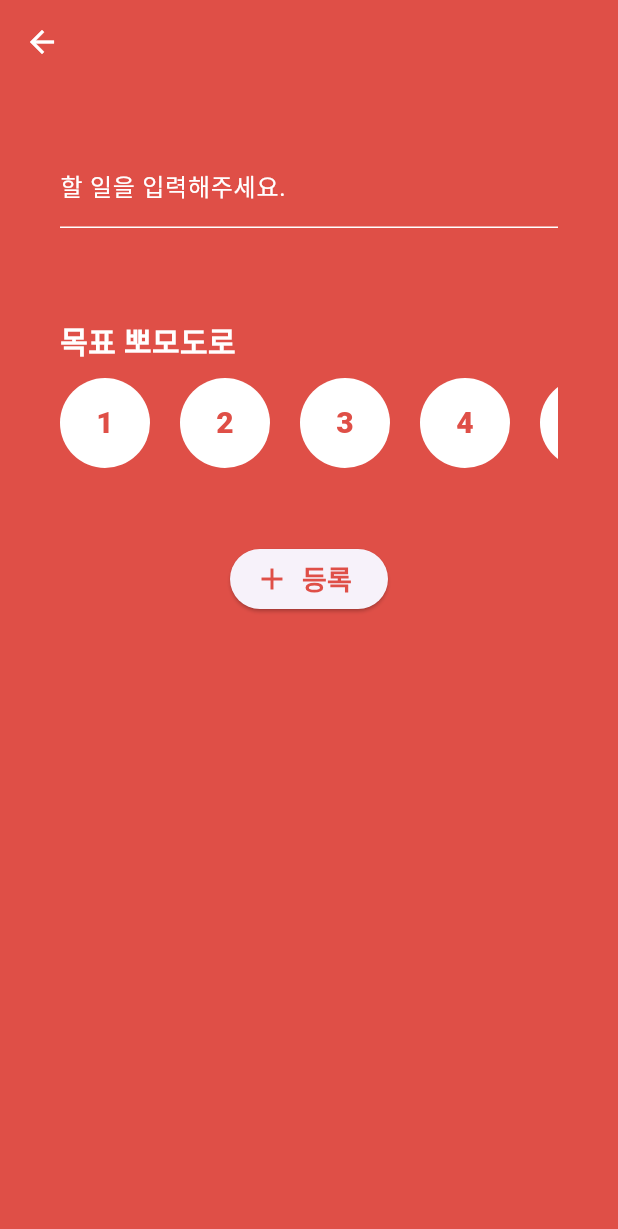
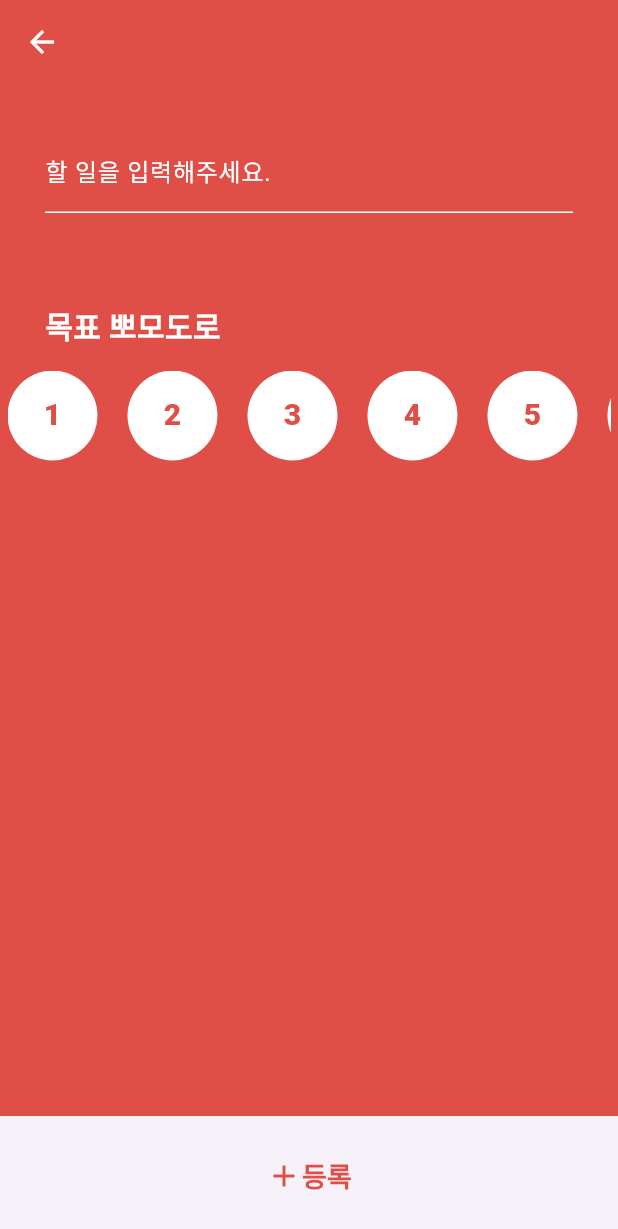
Before and after one commit to Si-Hyeak-KANG/pomolog-app, a Flutter app: the WriteTodoScreen screen opened directly, on a phone screen of 412 x 824 dp. Shown: the top 1229 px of the screen. Run offline on Flutter 3.47's test engine with Material 3 defaults, Android fonts, the light colour scheme and no system bars; project files that could hold a hidden picture were left out.

Commit message:
todo 작성 UI 수정

```diff
--- a/lib/screens/write_todo_screen.dart
+++ b/lib/screens/write_todo_screen.dart
@@ -6,20 +6,23 @@ class WriteTodoScreen extends StatelessWidget {
   @override
   Widget build(BuildContext context) {
     return Scaffold(
+      resizeToAvoidBottomInset: false,
       backgroundColor: const Color(0xffDF4F47),
       appBar: AppBar(
         elevation: 0,
         backgroundColor: const Color(0xffDF4F47),
         foregroundColor: Colors.white,
       ),
-      body: Padding(
-        padding: const EdgeInsets.all(40),
-        child: Column(
+      body: Column(
         crossAxisAlignment: CrossAxisAlignment.start,
         children: [
           //const SizedBox(height: 50),
           // 할 일 INPUT
-            TextFormField(
+          Padding(
+            padding: const EdgeInsets.all(30.0),
+            child: TextFormField(
+              onTapOutside: (event) =>
+                  FocusManager.instance.primaryFocus?.unfocus(),
               decoration: const InputDecoration(
                 enabledBorder: UnderlineInputBorder(
                   borderSide: BorderSide(
@@ -36,11 +39,14 @@ class WriteTodoScreen extends StatelessWidget {
                 labelText: '할 일을 입력해주세요.',
               ),
             ),
+          ),
 
-            const SizedBox(height: 60),
+          const SizedBox(height: 30),
 
           //  목표 뽀모도로 설정
-            const Text(
+          const Padding(
+            padding: EdgeInsets.symmetric(horizontal: 30),
+            child: Text(
               "목표 뽀모도로",
               style: TextStyle(
                 color: Colors.white,
@@ -48,8 +54,11 @@ class WriteTodoScreen extends StatelessWidget {
                 fontSize: 20,
               ),
             ),
+          ),
           const SizedBox(height: 10),
-            SizedBox(
+          Padding(
+            padding: const EdgeInsets.all(5.0),
+            child: SizedBox(
               height: 60,
               child: Expanded(
                 child: ListView.separated(
@@ -72,32 +81,45 @@ class WriteTodoScreen extends StatelessWidget {
                             fontWeight: FontWeight.w900,
                             color: Color(0xffDF4F47),
                           ),
-                      )),
+                        ),
+                      ),
                     );
                   },
                 ),
               ),
             ),
-            const SizedBox(height: 50),
+          ),
+          const Spacer(),
           Center(
-              child: ElevatedButton.icon(
-                onPressed: () {},
-                icon: const Icon(
+            child: ElevatedButton(
+              style: ElevatedButton.styleFrom(
+                minimumSize: const Size(100, 80),
+                shape: RoundedRectangleBorder(
+                  borderRadius: BorderRadius.circular(0),
+                ),
+              ),
+              onPressed: () => Navigator.pop(context),
+              child: const Row(
+                mainAxisAlignment: MainAxisAlignment.center,
+                children: [
+                  Icon(
                     Icons.add,
                     size: 24,
                     color: Color(0xffDF4F47),
                   ),
-                label: const Text(
+                  Text(
                     "등록",
                     style: TextStyle(
                         color: Color(0xffDF4F47),
                         fontSize: 18,
                         fontWeight: FontWeight.w600),
                   ),
-              ),
-            )
                 ],
               ),
+            ),
+          ),
+          SizedBox(height: MediaQuery.of(context).viewInsets.bottom),
+        ],
       ),
     );
   }
```
Lines whose indentation alone changed are shown as unchanged.
